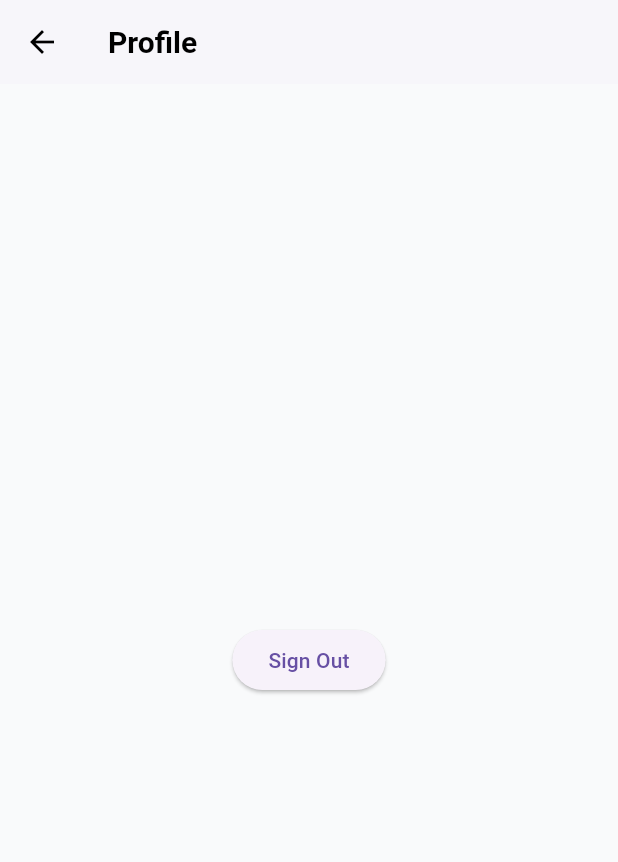
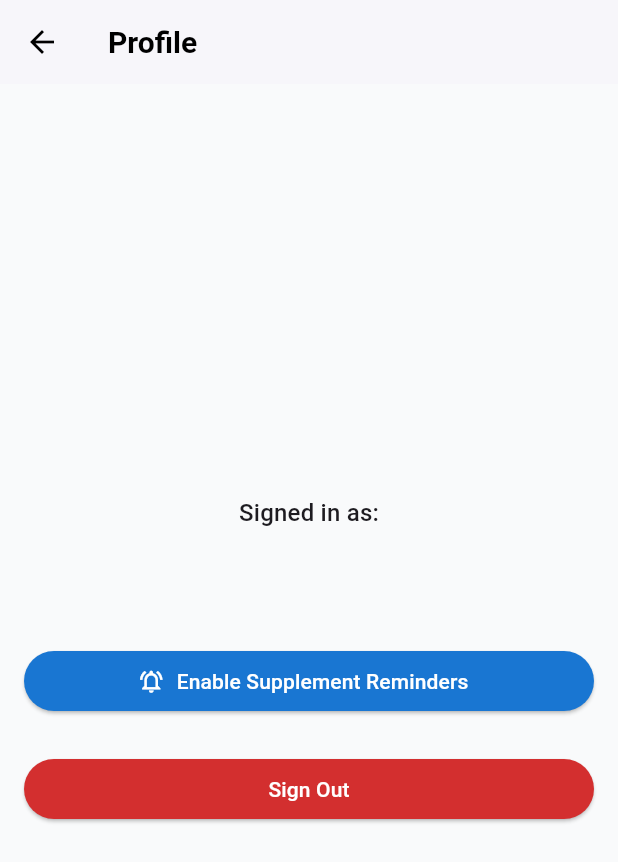
Before and after one commit to DogeDevYT/Suppstack, a Flutter app: the ProfilePage screen opened directly, on a phone screen of 412 x 824 dp. Shown: the top 862 px of the screen. Run offline on Flutter 3.47's test engine with Material 3 defaults, Android fonts, the light colour scheme and no system bars; our stand-ins replace firebase_core, firebase_messaging, flutter_dotenv, flutter_local_notifications, google_sign_in, image_picker and 3 more; accounts and stored records are empty; generated files the repository leaves out were written again; network calls fail.

Commit message:
Updated profile_page to allow for setup notifications button
Changed it so that notifications are allowed when the notifications button is pressed.

```diff
--- a/lib/screens/profile_page.dart
+++ b/lib/screens/profile_page.dart
@@ -12,37 +12,94 @@ class ProfilePage extends StatefulWidget {
 }
 
 class _ProfilePageState extends State<ProfilePage> {
+  bool _isLoading = false;
 
-  @override
-  void initState() {
-    super.initState();
-    _setupPushNotifications();
-  }
-
-  // TODO: Move setupPushNotifcaitons to supplement details screen or reminder_setter in order to have it in a location that makes more design sense
+  // This function now gets called when the user presses the button
   Future<void> _setupPushNotifications() async {
+    setState(() => _isLoading = true);
+    try {
       final messaging = FirebaseMessaging.instance;
+      // Request permission from the user
       await messaging.requestPermission();
+      // Get the unique device token
       final fcmToken = await messaging.getToken();
 
       if (fcmToken != null) {
-      // Save the FCM token to a 'profiles' table in your database
-      // You will need to create this table.
+        // Save the token to the user's profile in Supabase
         await supabase.from('profiles').upsert({
           'id': supabase.auth.currentUser!.id,
           'fcm_token': fcmToken,
         });
+        if (mounted) {
+          ScaffoldMessenger.of(context).showSnackBar(
+            const SnackBar(
+              content: Text('Notifications have been enabled for this device.'),
+              backgroundColor: Colors.green,
+            ),
+          );
+        }
+      } else {
+        throw 'Could not get a notification token for this device.';
+      }
+    } catch (error) {
+      if (mounted) {
+        ScaffoldMessenger.of(context).showSnackBar(
+          SnackBar(
+            content: Text('Error setting up notifications: ${error.toString()}'),
+            backgroundColor: Colors.red,
+          ),
+        );
+      }
+    } finally {
+      if (mounted) {
+        setState(() => _isLoading = false);
+      }
     }
   }
 
   @override
   Widget build(BuildContext context) {
+    final user = supabase.auth.currentUser;
+
     return Scaffold(
-      appBar: AppBar(title: const Text('Profile')),
-      body: Center(
-        child: ElevatedButton(
+      appBar: AppBar(
+        title: const Text('Profile'),
+      ),
+      body: Padding(
+        padding: const EdgeInsets.all(16.0),
+        child: Column(
+          mainAxisAlignment: MainAxisAlignment.center,
+          crossAxisAlignment: CrossAxisAlignment.stretch,
+          children: [
+            if (user != null) ...[
+              Center(child: Text('Signed in as:', style: Theme.of(context).textTheme.titleMedium)),
+              const SizedBox(height: 8),
+              Center(child: Text(user.email ?? 'No email found', style: Theme.of(context).textTheme.titleLarge)),
+              const SizedBox(height: 40),
+            ],
+
+            // --- New Button to Setup Notifications ---
+            ElevatedButton.icon(
+              onPressed: _isLoading ? null : _setupPushNotifications,
+              icon: const Icon(Icons.notifications_active_outlined),
+              label: Text(_isLoading ? 'Setting Up...' : 'Enable Supplement Reminders'),
+              style: ElevatedButton.styleFrom(
+                backgroundColor: Colors.blue.shade700,
+                foregroundColor: Colors.white,
+              ),
+            ),
+
+            const SizedBox(height: 24),
+
+            ElevatedButton(
               onPressed: () => supabase.auth.signOut(),
+              style: ElevatedButton.styleFrom(
+                backgroundColor: Colors.red.shade700,
+                foregroundColor: Colors.white,
+              ),
               child: const Text('Sign Out'),
+            ),
+          ],
         ),
       ),
     );
```
Lines whose indentation alone changed are shown as unchanged.
